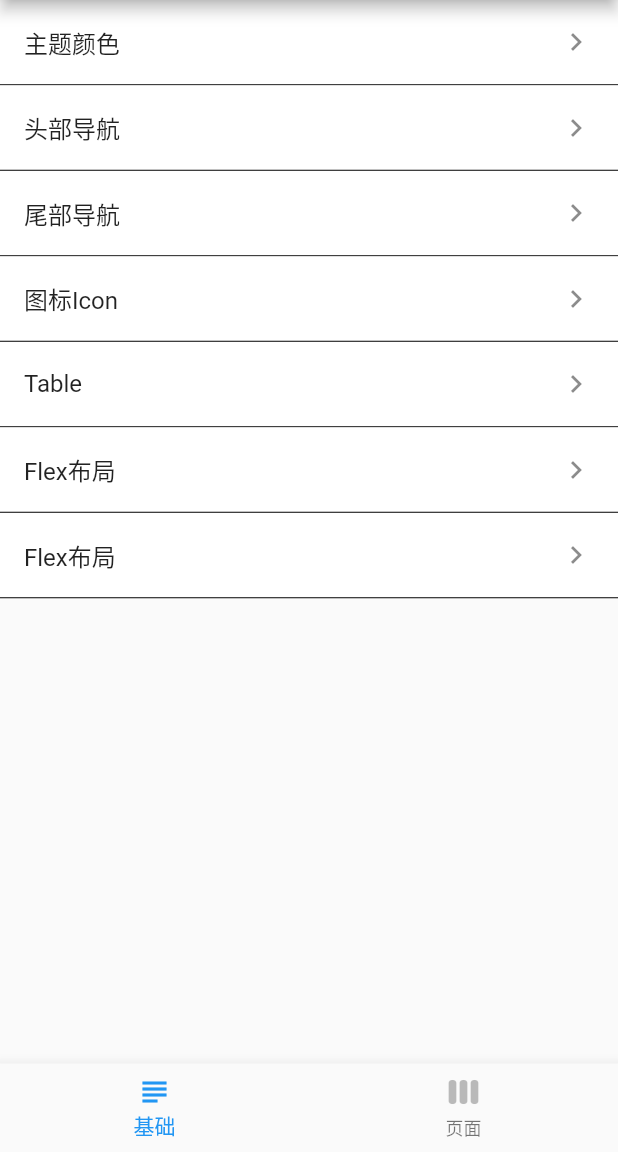
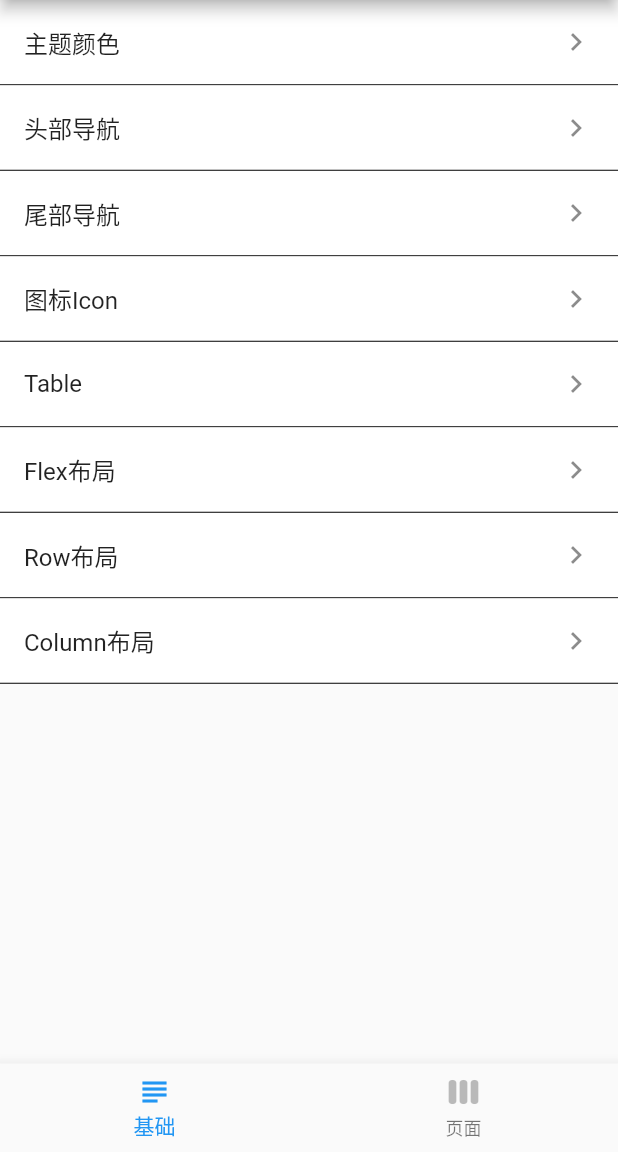
Before and after one commit to nieyafei/flutter_demo, a Flutter app: the screen it shows after launch, on a phone screen of 412 x 824 dp, the part 84-1236 px from its top. Run offline on Flutter 3.47's test engine with Material 2 defaults, Android fonts, the phone set to English and light mode, and no system bars.

Commit message:
update 添加分类

```diff
--- a/lib/pages/nav.dart
+++ b/lib/pages/nav.dart
@@ -84,7 +84,8 @@ class __BasicNavCompState extends State<BasicNavComp>{
     item.add(Nav('图标Icon','/icon'));
     item.add(Nav('Table','/table'));
     item.add(Nav('Flex布局','/flex'));
-    item.add(Nav('Flex布局','/flex'));
+    item.add(Nav('Row布局','/flex'));
+    item.add(Nav('Column布局','/flex'));
     setState(() {
       _items = item;
     });
--- a/lib/pages/route.dart
+++ b/lib/pages/route.dart
@@ -13,7 +13,7 @@ class RoutePage {
         return IconPage(title: 'Flutter图标');
       },
       THEME_PAGE: (BuildContext context) {
-        return ThemePage(title: 'Flutter 主题');
+        return ThemePage(title: 'Flutter主题');
       }
     };
 
```
